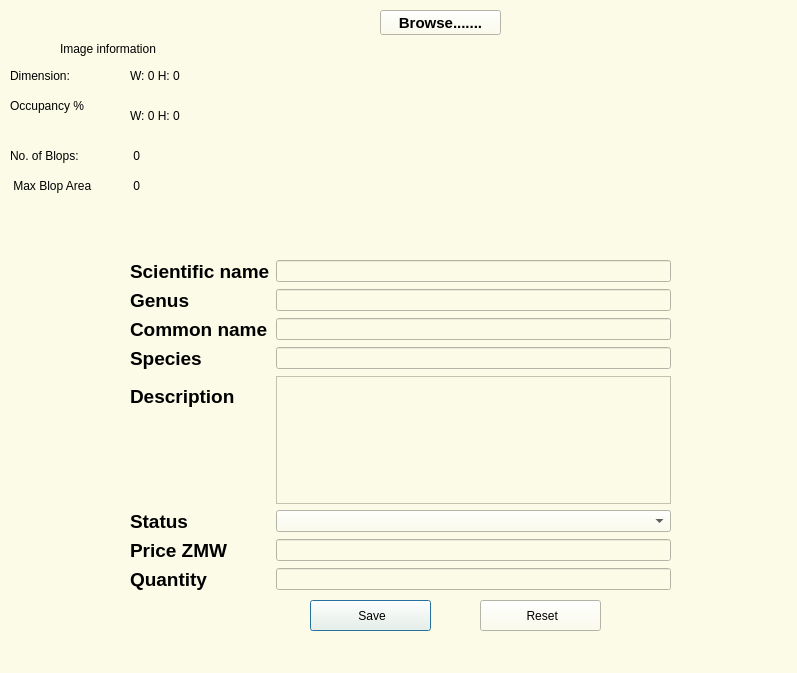
Rabsoninnora/RoseGardenPlantCareSystem, file addplant.ui: the form before one commit.
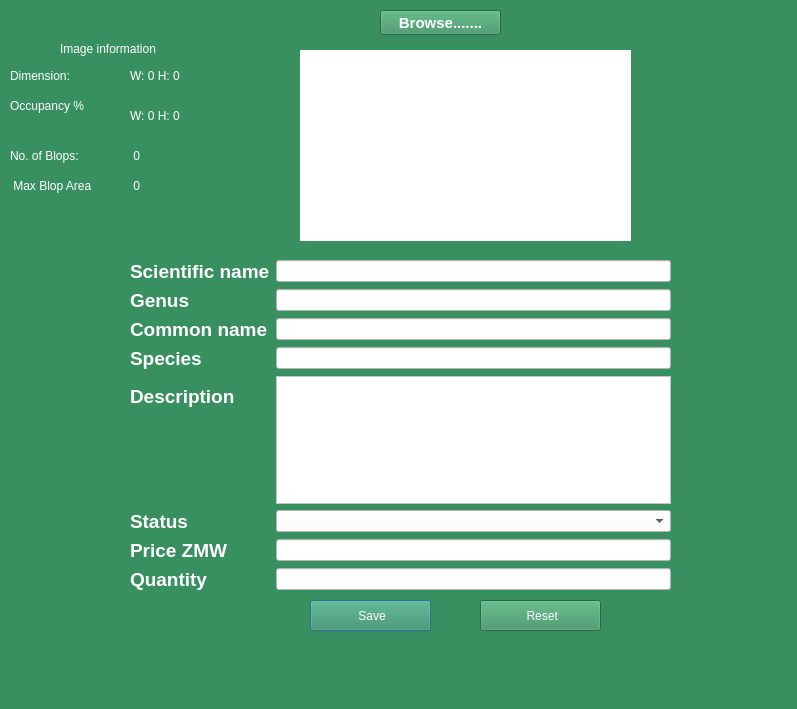
The form after the commit.

The edit to the form file:
```diff
--- a/addplant.ui
+++ b/addplant.ui
@@ -7,14 +7,14 @@
     <x>0</x>
     <y>0</y>
     <width>797</width>
-    <height>673</height>
+    <height>709</height>
    </rect>
   </property>
   <property name="windowTitle">
    <string>The Rose Garden Nursery  System 1.0</string>
   </property>
   <property name="styleSheet">
-   <string notr="true">background-color: rgb(251, 251, 232);
+   <string notr="true">background-color: rgb(56, 144, 96);
 </string>
   </property>
   <widget class="QWidget" name="formLayoutWidget">
@@ -35,13 +35,20 @@
         <bold>true</bold>
        </font>
       </property>
+      <property name="styleSheet">
+       <string notr="true">color: rgb(255, 255, 255);</string>
+      </property>
       <property name="text">
        <string>Scientific name</string>
       </property>
      </widget>
     </item>
     <item row="0" column="1">
-     <widget class="QLineEdit" name="lineEdit"/>
+     <widget class="QLineEdit" name="lineEdit">
+      <property name="styleSheet">
+       <string notr="true">background-color: rgb(255, 255, 255);</string>
+      </property>
+     </widget>
     </item>
     <item row="1" column="0">
      <widget class="QLabel" name="label_2">
@@ -51,13 +58,20 @@
         <bold>true</bold>
        </font>
       </property>
+      <property name="styleSheet">
+       <string notr="true">color: rgb(255, 255, 255);</string>
+      </property>
       <property name="text">
        <string>Genus</string>
       </property>
      </widget>
     </item>
     <item row="1" column="1">
-     <widget class="QLineEdit" name="lineEdit_2"/>
+     <widget class="QLineEdit" name="lineEdit_2">
+      <property name="styleSheet">
+       <string notr="true">background-color: rgb(255, 255, 255);</string>
+      </property>
+     </widget>
     </item>
     <item row="2" column="0">
      <widget class="QLabel" name="label_3">
@@ -67,13 +81,20 @@
         <bold>true</bold>
        </font>
       </property>
+      <property name="styleSheet">
+       <string notr="true">color: rgb(255, 255, 255);</string>
+      </property>
       <property name="text">
        <string>Common name</string>
       </property>
      </widget>
     </item>
     <item row="2" column="1">
-     <widget class="QLineEdit" name="lineEdit_3"/>
+     <widget class="QLineEdit" name="lineEdit_3">
+      <property name="styleSheet">
+       <string notr="true">background-color: rgb(255, 255, 255);</string>
+      </property>
+     </widget>
     </item>
     <item row="3" column="0">
      <widget class="QLabel" name="label_4">
@@ -83,13 +104,20 @@
         <bold>true</bold>
        </font>
       </property>
+      <property name="styleSheet">
+       <string notr="true">color: rgb(255, 255, 255);</string>
+      </property>
       <property name="text">
        <string>Species</string>
       </property>
      </widget>
     </item>
     <item row="3" column="1">
-     <widget class="QLineEdit" name="lineEdit_4"/>
+     <widget class="QLineEdit" name="lineEdit_4">
+      <property name="styleSheet">
+       <string notr="true">background-color: rgb(255, 255, 255);</string>
+      </property>
+     </widget>
     </item>
     <item row="4" column="0">
      <widget class="QLabel" name="label_6">
@@ -99,6 +127,9 @@
         <bold>true</bold>
        </font>
       </property>
+      <property name="styleSheet">
+       <string notr="true">color: rgb(255, 255, 255);</string>
+      </property>
       <property name="text">
        <string>Description</string>
       </property>
@@ -112,6 +143,9 @@
         <bold>true</bold>
        </font>
       </property>
+      <property name="styleSheet">
+       <string notr="true">color: rgb(255, 255, 255);</string>
+      </property>
       <property name="text">
        <string>Status          </string>
       </property>
@@ -125,19 +159,34 @@
         <bold>true</bold>
        </font>
       </property>
+      <property name="styleSheet">
+       <string notr="true">color: rgb(255, 255, 255);</string>
+      </property>
       <property name="text">
        <string>Price ZMW</string>
       </property>
      </widget>
     </item>
     <item row="6" column="1">
-     <widget class="QLineEdit" name="lineEdit_5"/>
+     <widget class="QLineEdit" name="lineEdit_5">
+      <property name="styleSheet">
+       <string notr="true">background-color: rgb(255, 255, 255);</string>
+      </property>
+     </widget>
     </item>
     <item row="4" column="1">
-     <widget class="QPlainTextEdit" name="plainTextEdit"/>
+     <widget class="QPlainTextEdit" name="plainTextEdit">
+      <property name="styleSheet">
+       <string notr="true">background-color: rgb(255, 255, 255);</string>
+      </property>
+     </widget>
     </item>
     <item row="5" column="1">
-     <widget class="QComboBox" name="comboBox"/>
+     <widget class="QComboBox" name="comboBox">
+      <property name="styleSheet">
+       <string notr="true">background-color: rgb(255, 255, 255);</string>
+      </property>
+     </widget>
     </item>
     <item row="7" column="0">
      <widget class="QLabel" name="Quantity">
@@ -147,13 +196,20 @@
         <bold>true</bold>
        </font>
       </property>
+      <property name="styleSheet">
+       <string notr="true">color: rgb(255, 255, 255);</string>
+      </property>
       <property name="text">
        <string>Quantity</string>
       </property>
      </widget>
     </item>
     <item row="7" column="1">
-     <widget class="QLineEdit" name="lineEdit_6"/>
+     <widget class="QLineEdit" name="lineEdit_6">
+      <property name="styleSheet">
+       <string notr="true">background-color: rgb(255, 255, 255);</string>
+      </property>
+     </widget>
     </item>
    </layout>
   </widget>
@@ -166,6 +222,10 @@
      <height>31</height>
     </rect>
    </property>
+   <property name="styleSheet">
+    <string notr="true">color: rgb(255, 255, 255);
+font: 700 12pt &quot;Ubuntu&quot;;</string>
+   </property>
    <property name="text">
     <string> Save</string>
    </property>
@@ -179,6 +239,10 @@
      <height>31</height>
     </rect>
    </property>
+   <property name="styleSheet">
+    <string notr="true">color: rgb(255, 255, 255);
+font: 700 12pt &quot;Ubuntu&quot;;</string>
+   </property>
    <property name="text">
     <string> Reset</string>
    </property>
@@ -198,6 +262,9 @@
      <bold>true</bold>
     </font>
    </property>
+   <property name="styleSheet">
+    <string notr="true">color: rgb(255, 255, 255);</string>
+   </property>
    <property name="text">
     <string>Browse.......</string>
    </property>
@@ -211,6 +278,9 @@
      <height>191</height>
     </rect>
    </property>
+   <property name="styleSheet">
+    <string notr="true">background-color: rgb(255, 255, 255);</string>
+   </property>
    <property name="text">
     <string/>
    </property>
@@ -224,6 +294,9 @@
      <height>17</height>
     </rect>
    </property>
+   <property name="styleSheet">
+    <string notr="true">color: rgb(255, 255, 255);</string>
+   </property>
    <property name="text">
     <string>Image information</string>
    </property>
@@ -237,6 +310,9 @@
      <height>31</height>
     </rect>
    </property>
+   <property name="styleSheet">
+    <string notr="true">color: rgb(255, 255, 255);</string>
+   </property>
    <property name="text">
     <string>Dimension:</string>
    </property>
@@ -250,6 +326,9 @@
      <height>31</height>
     </rect>
    </property>
+   <property name="styleSheet">
+    <string notr="true">color: rgb(255, 255, 255);</string>
+   </property>
    <property name="text">
     <string>W: 0 H: 0</string>
    </property>
@@ -263,6 +342,9 @@
      <height>31</height>
     </rect>
    </property>
+   <property name="styleSheet">
+    <string notr="true">color: rgb(255, 255, 255);</string>
+   </property>
    <property name="text">
     <string>Occupancy %</string>
    </property>
@@ -276,6 +358,9 @@
      <height>31</height>
     </rect>
    </property>
+   <property name="styleSheet">
+    <string notr="true">color: rgb(255, 255, 255);</string>
+   </property>
    <property name="text">
     <string>W: 0 H: 0</string>
    </property>
@@ -289,6 +374,9 @@
      <height>31</height>
     </rect>
    </property>
+   <property name="styleSheet">
+    <string notr="true">color: rgb(255, 255, 255);</string>
+   </property>
    <property name="text">
     <string>No. of Blops:</string>
    </property>
@@ -302,6 +390,9 @@
      <height>31</height>
     </rect>
    </property>
+   <property name="styleSheet">
+    <string notr="true">color: rgb(255, 255, 255);</string>
+   </property>
    <property name="text">
     <string> 0</string>
    </property>
@@ -315,6 +406,9 @@
      <height>31</height>
     </rect>
    </property>
+   <property name="styleSheet">
+    <string notr="true">color: rgb(255, 255, 255);</string>
+   </property>
    <property name="text">
     <string> Max Blop Area</string>
    </property>
@@ -328,6 +422,9 @@
      <height>31</height>
     </rect>
    </property>
+   <property name="styleSheet">
+    <string notr="true">color: rgb(255, 255, 255);</string>
+   </property>
    <property name="text">
     <string> 0</string>
    </property>
```
Left out of the diff: 3 changed lines with no effect on the pictures.
